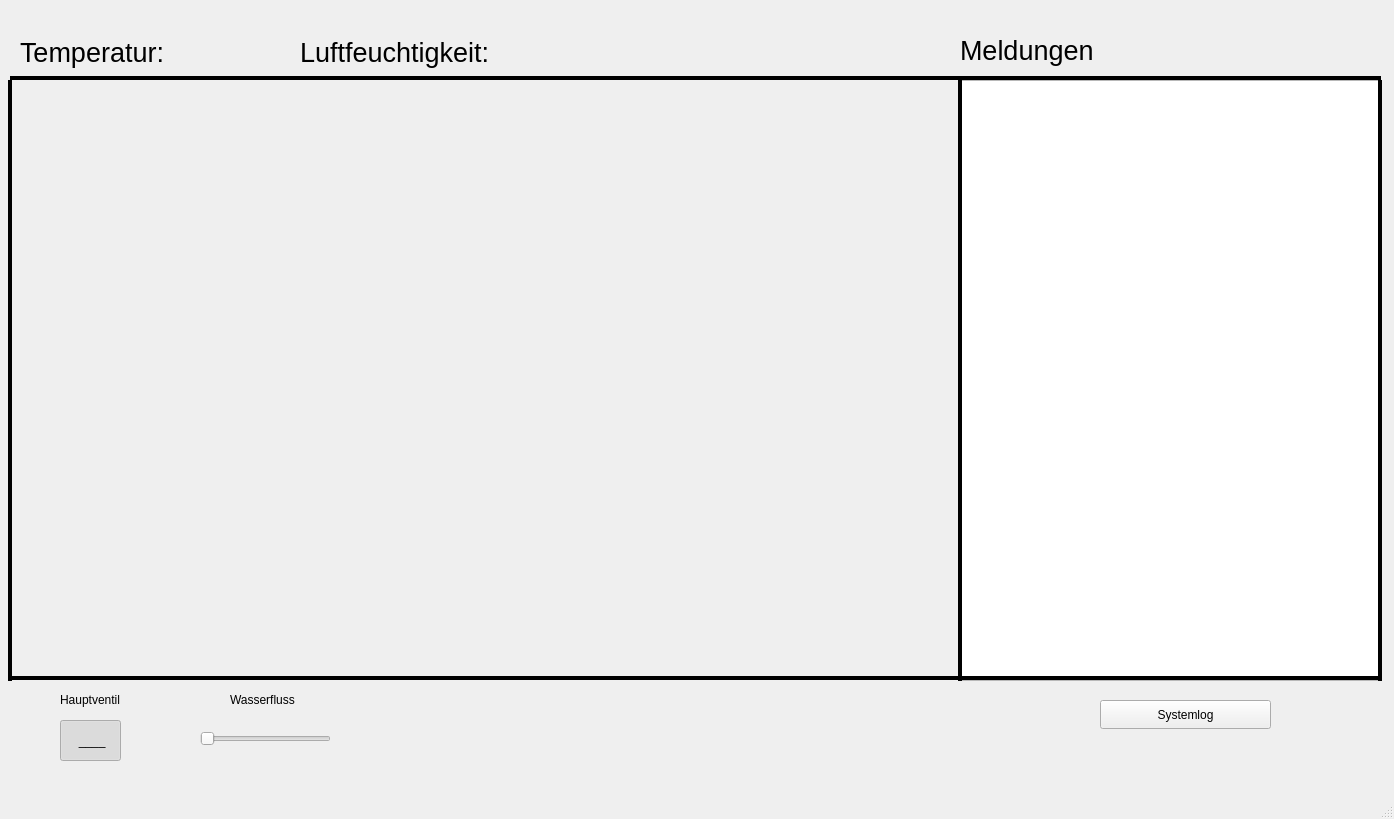
Before: the Qt Designer form app/mainwindow.ui in 0ssiwald/GreenhouseControl, drawn with Qt 5.
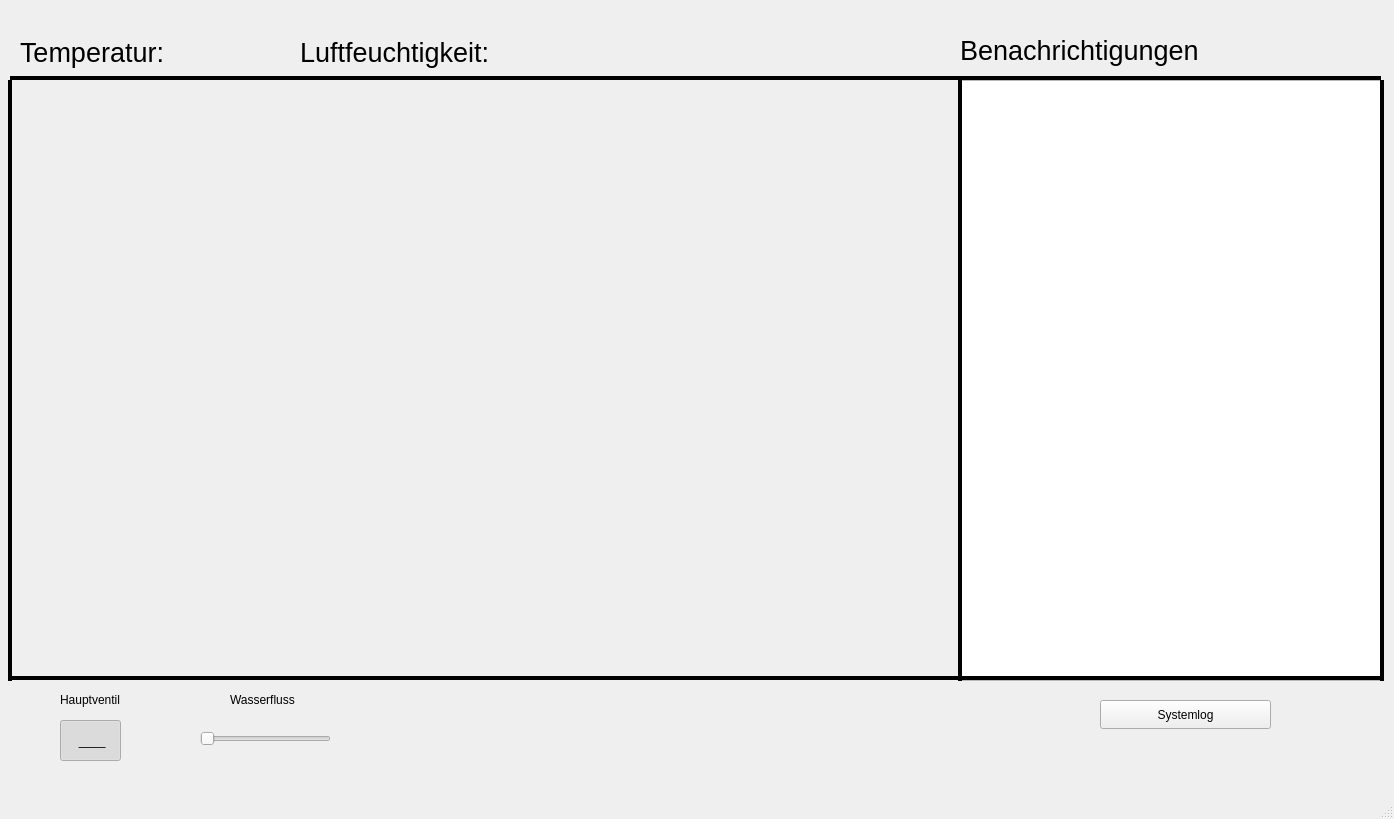
After: the same form once the commit is applied.

What changed in the file:
```diff
--- a/app/mainwindow.ui
+++ b/app/mainwindow.ui
@@ -135,9 +135,9 @@
    <widget class="Line" name="line_4">
     <property name="geometry">
      <rect>
-      <x>1370</x>
+      <x>1380</x>
       <y>80</y>
-      <width>20</width>
+      <width>4</width>
       <height>601</height>
      </rect>
     </property>
@@ -176,7 +176,7 @@
      </font>
     </property>
     <property name="text">
-     <string>Meldungen </string>
+     <string>Benachrichtigungen</string>
     </property>
    </widget>
    <widget class="QLabel" name="humidityLabel">
```
